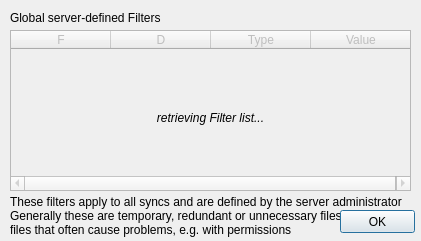
Above: Client/src/QtClient/qtGeneralFilterDialog.ui from psieg/MyCloud before the change. Below: the same form after it.
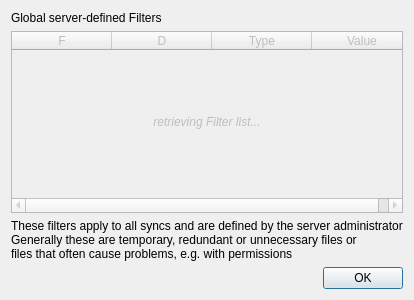
That is the form after the change. Icons and pictures are not drawn.

Patch:
```diff
--- a/Client/src/QtClient/qtGeneralFilterDialog.ui
+++ b/Client/src/QtClient/qtGeneralFilterDialog.ui
@@ -6,8 +6,8 @@
    <rect>
     <x>0</x>
     <y>0</y>
-    <width>421</width>
-    <height>241</height>
+    <width>375</width>
+    <height>300</height>
    </rect>
   </property>
   <property name="windowTitle">
@@ -17,31 +17,19 @@
    <iconset resource="qtClient.qrc">
     <normaloff>:/Resources/icon.png</normaloff>:/Resources/icon.png</iconset>
   </property>
-  <widget class="QPushButton" name="okButton">
-   <property name="geometry">
-    <rect>
-     <x>340</x>
-     <y>210</y>
-     <width>75</width>
-     <height>23</height>
-    </rect>
-   </property>
+  <layout class="QGridLayout" name="gridLayout">
+   <item row="0" column="0">
+    <widget class="QLabel" name="label">
    <property name="text">
-    <string>OK</string>
-   </property>
-  </widget>
+      <string>Global server-defined Filters</string>
+     </property>
+    </widget>
+   </item>
+   <item row="1" column="0" colspan="2">
   <widget class="QTableWidget" name="filterTable">
    <property name="enabled">
     <bool>false</bool>
    </property>
-   <property name="geometry">
-    <rect>
-     <x>10</x>
-     <y>30</y>
-     <width>401</width>
-     <height>161</height>
-    </rect>
-   </property>
    <property name="editTriggers">
     <set>QAbstractItemView::NoEditTriggers</set>
    </property>
@@ -86,29 +74,21 @@
      <string>Value</string>
     </property>
    </column>
-  </widget>
-  <widget class="QLabel" name="label">
-   <property name="geometry">
-    <rect>
-     <x>10</x>
-     <y>10</y>
-     <width>401</width>
-     <height>16</height>
-    </rect>
-   </property>
-   <property name="text">
-    <string>Global server-defined Filters</string>
-   </property>
-  </widget>
+     <layout class="QGridLayout">
+      <property name="leftMargin">
+       <number>0</number>
+      </property>
+      <property name="topMargin">
+       <number>0</number>
+      </property>
+      <property name="rightMargin">
+       <number>0</number>
+      </property>
+      <property name="bottomMargin">
+       <number>0</number>
+      </property>
+      <item row="0" column="0">
   <widget class="QLabel" name="fetchFilterLabel">
-   <property name="geometry">
-    <rect>
-     <x>10</x>
-     <y>110</y>
-     <width>401</width>
-     <height>16</height>
-    </rect>
-   </property>
    <property name="text">
     <string>&lt;i&gt;retrieving Filter list...&lt;/i&gt;</string>
    </property>
@@ -116,21 +96,40 @@
     <set>Qt::AlignCenter</set>
    </property>
   </widget>
+      </item>
+     </layout>
+    </widget>
+   </item>
+   <item row="2" column="0" colspan="2">
   <widget class="QLabel" name="label_2">
-   <property name="geometry">
-    <rect>
-     <x>10</x>
-     <y>190</y>
-     <width>401</width>
-     <height>51</height>
-    </rect>
-   </property>
    <property name="text">
     <string>These filters apply to all syncs and are defined by the server administrator
 Generally these are temporary, redundant or unnecessary files or
 files that often cause problems, e.g. with permissions</string>
    </property>
   </widget>
+   </item>
+   <item row="3" column="0">
+    <spacer name="horizontalSpacer">
+     <property name="orientation">
+      <enum>Qt::Horizontal</enum>
+     </property>
+     <property name="sizeHint" stdset="0">
+      <size>
+       <width>319</width>
+       <height>20</height>
+      </size>
+     </property>
+    </spacer>
+   </item>
+   <item row="3" column="1">
+    <widget class="QPushButton" name="okButton">
+     <property name="text">
+      <string>OK</string>
+     </property>
+    </widget>
+   </item>
+  </layout>
   <zorder>label_2</zorder>
   <zorder>filterTable</zorder>
   <zorder>label</zorder>
```
Left out of the diff: 2 changed lines with no effect on the pictures. Lines whose indentation alone changed are shown as unchanged.
